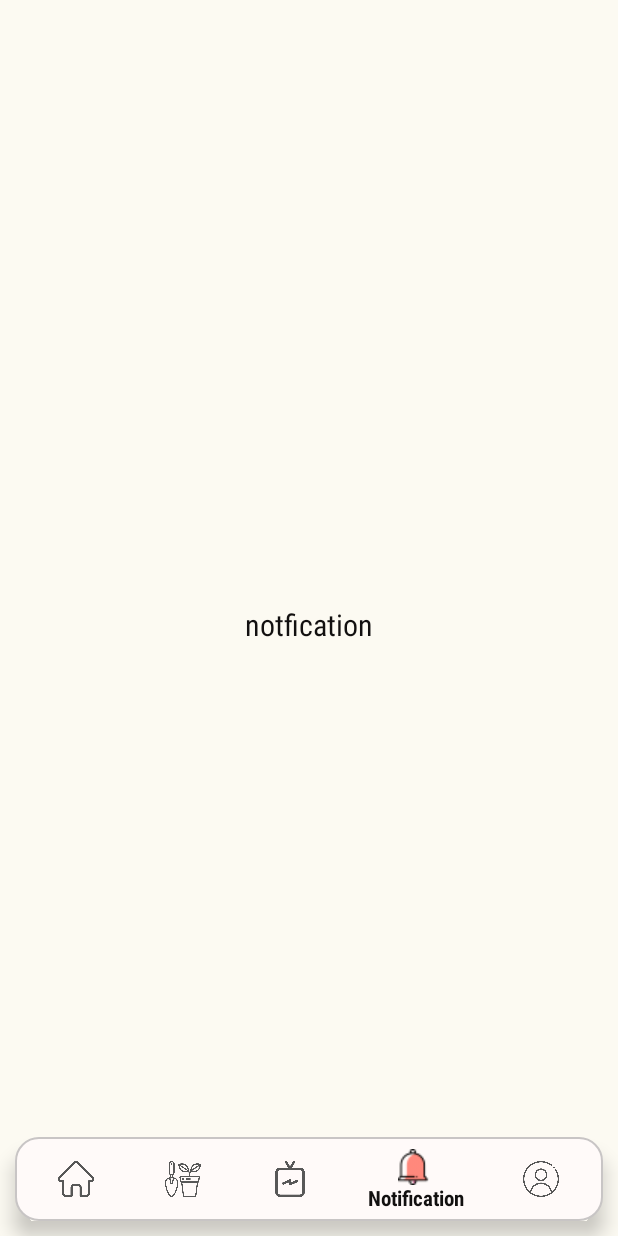
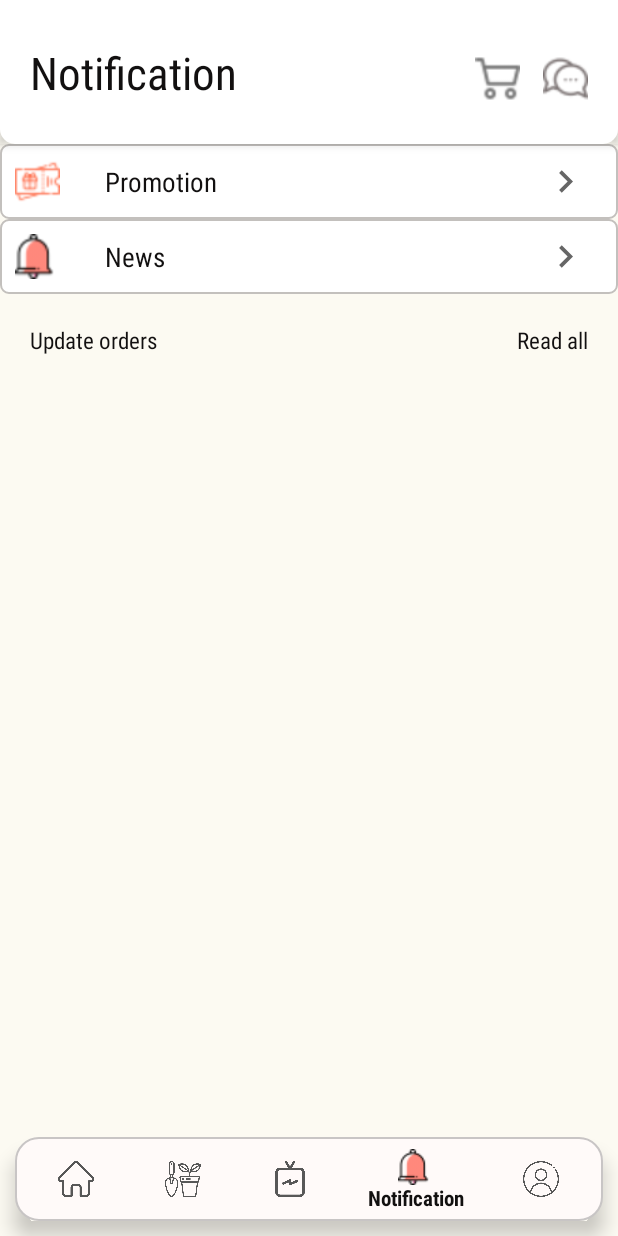
Before and after one commit to ntmk202/Wild-Florist, an Android app: the NotificationsFragment screen opened through its navigation route, on a phone screen of 412 x 824 dp. Run offline under Robolectric (Android 15) with nearby library versions, the phone set to English and light mode, and no system bars; our stand-ins replace navigation-ui; Roboto replaces fonts that are not available here.

Commit message:
initial commit

```diff
--- a/app/src/main/res/layout/fragment_garden.xml
+++ b/app/src/main/res/layout/fragment_garden.xml
@@ -49,7 +49,7 @@
                 android:id="@+id/imgCart"
                 android:layout_width="30dp"
                 android:layout_height="30dp"
-                android:layout_marginEnd="10dp"
+                android:layout_marginEnd="15dp"
                 android:layout_marginTop="8dp"
                 android:contentDescription="@string/todo"
                 android:src="@drawable/cart"
--- a/app/src/main/res/layout/fragment_live.xml
+++ b/app/src/main/res/layout/fragment_live.xml
@@ -47,7 +47,7 @@
                 android:id="@+id/imgAdd"
                 android:layout_width="30dp"
                 android:layout_height="30dp"
-                android:layout_marginEnd="10dp"
+                android:layout_marginEnd="15dp"
                 android:layout_marginTop="8dp"
                 android:contentDescription="@string/todo"
                 android:src="@drawable/add_shape"
@@ -59,7 +59,7 @@
                 android:id="@+id/imgCart"
                 android:layout_width="30dp"
                 android:layout_height="30dp"
-                android:layout_marginEnd="10dp"
+                android:layout_marginEnd="15dp"
                 android:layout_marginTop="8dp"
                 android:contentDescription="@string/todo"
                 android:src="@drawable/cart"
--- a/app/src/main/res/layout/fragment_notifications.xml
+++ b/app/src/main/res/layout/fragment_notifications.xml
@@ -6,18 +6,165 @@
     android:layout_height="match_parent"
     tools:context=".ui.notifications.NotificationsFragment">
 
-    <TextView
-        android:id="@+id/text_notifications"
+    <com.google.android.material.appbar.AppBarLayout
+        android:id="@+id/actionBar"
         android:layout_width="match_parent"
         android:layout_height="wrap_content"
-        android:layout_marginStart="8dp"
-        android:layout_marginTop="8dp"
-        android:layout_marginEnd="8dp"
-        android:textAlignment="center"
-        android:textSize="20sp"
-        android:text="notfication"
-        app:layout_constraintBottom_toBottomOf="parent"
+        android:background="@drawable/shape_bar1"
+        app:layout_constraintStart_toStartOf="parent"
+        app:layout_constraintEnd_toEndOf="parent"
+        app:layout_constraintTop_toTopOf="parent">
+
+        <androidx.constraintlayout.widget.ConstraintLayout
+            android:layout_width="match_parent"
+            android:layout_height="match_parent"
+            android:paddingTop="20dp"
+            android:paddingBottom="20dp">
+
+            <androidx.appcompat.widget.Toolbar
+                android:layout_width="match_parent"
+                android:layout_height="wrap_content"
+                android:background="@drawable/shape_bar1"
+                android:theme="?actionBarTheme"
+                android:gravity="center_vertical"
+                app:layout_constraintStart_toStartOf="parent"
+                app:layout_constraintEnd_toEndOf="parent"
+                app:layout_constraintTop_toTopOf="parent"/>
+
+
+            <TextView
+                android:id="@+id/txtSearch"
+                android:layout_width="wrap_content"
+                android:layout_height="match_parent"
+                android:layout_marginStart="20dp"
+                android:gravity="center_vertical"
+                android:text="@string/title_notification"
+                android:textSize="30sp"
+                app:layout_constraintStart_toStartOf="parent"
+                app:layout_constraintTop_toTopOf="parent"
+                app:layout_constraintBottom_toBottomOf="parent"/>
+
+            <ImageView
+                android:id="@+id/imgCart"
+                android:layout_width="30dp"
+                android:layout_height="30dp"
+                android:layout_marginEnd="15dp"
+                android:layout_marginTop="8dp"
+                android:contentDescription="@string/todo"
+                android:src="@drawable/cart"
+                app:layout_constraintEnd_toStartOf="@+id/imgChat"
+                app:layout_constraintTop_toTopOf="parent"
+                app:layout_constraintBottom_toBottomOf="parent"/>
+
+            <ImageView
+                android:id="@+id/imgChat"
+                android:layout_width="30dp"
+                android:layout_height="30dp"
+                android:layout_marginTop="8dp"
+                android:layout_marginEnd="20dp"
+                android:contentDescription="@string/todo"
+                android:src="@drawable/comment"
+                app:layout_constraintEnd_toEndOf="parent"
+                app:layout_constraintTop_toTopOf="parent"
+                app:layout_constraintBottom_toBottomOf="parent" />
+        </androidx.constraintlayout.widget.ConstraintLayout>
+    </com.google.android.material.appbar.AppBarLayout>
+
+    <RelativeLayout
+        android:id="@+id/rlVoucher"
+        android:layout_width="match_parent"
+        android:layout_height="50dp"
+        android:background="@drawable/shape_list_profile"
         app:layout_constraintEnd_toEndOf="parent"
         app:layout_constraintStart_toStartOf="parent"
-        app:layout_constraintTop_toTopOf="parent" />
+        app:layout_constraintTop_toBottomOf="@+id/actionBar">
+
+        <ImageView
+            android:id="@+id/iconVocher"
+            android:layout_width="40dp"
+            android:layout_height="match_parent"
+            android:layout_marginStart="10dp"
+            android:layout_marginEnd="20dp"
+            android:paddingEnd="10dp"
+            android:src="@drawable/voucher" />
+
+        <TextView
+            android:id="@+id/tvVocher"
+            android:layout_width="wrap_content"
+            android:layout_height="match_parent"
+            android:layout_toEndOf="@+id/iconVocher"
+            android:fontFamily="sans-serif-condensed"
+            android:gravity="center_vertical"
+            android:text="Promotion"
+            android:textSize="18sp" />
+
+        <ImageView
+            android:layout_width="50dp"
+            android:layout_height="match_parent"
+            android:layout_alignParentEnd="true"
+            android:layout_marginEnd="10dp"
+            android:padding="10dp"
+            android:src="@drawable/ic_baseline_keyboard_arrow_right_24" />
+
+    </RelativeLayout>
+    <RelativeLayout
+        android:id="@+id/rlNews"
+        android:layout_width="match_parent"
+        android:layout_height="50dp"
+        android:background="@drawable/shape_list_profile"
+        app:layout_constraintEnd_toEndOf="parent"
+        app:layout_constraintStart_toStartOf="parent"
+        app:layout_constraintTop_toBottomOf="@+id/rlVoucher">
+
+        <ImageView
+            android:id="@+id/iconNews"
+            android:layout_width="40dp"
+            android:layout_height="match_parent"
+            android:layout_marginStart="10dp"
+            android:layout_marginEnd="20dp"
+            android:paddingEnd="10dp"
+            android:src="@drawable/notification" />
+
+        <TextView
+            android:id="@+id/tvNews"
+            android:layout_width="wrap_content"
+            android:layout_height="match_parent"
+            android:layout_toEndOf="@+id/iconNews"
+            android:fontFamily="sans-serif-condensed"
+            android:gravity="center_vertical"
+            android:text="News"
+            android:textSize="18sp" />
+
+        <ImageView
+            android:layout_width="50dp"
+            android:layout_height="match_parent"
+            android:layout_alignParentEnd="true"
+            android:layout_marginEnd="10dp"
+            android:padding="10dp"
+            android:src="@drawable/ic_baseline_keyboard_arrow_right_24" />
+
+    </RelativeLayout>
+
+    <TextView
+        android:layout_width="wrap_content"
+        android:layout_height="wrap_content"
+        android:text="Update orders"
+        android:textSize="15sp"
+        android:layout_marginTop="10dp"
+        android:layout_marginStart="10dp"
+        android:padding="10dp"
+        app:layout_constraintStart_toStartOf="parent"
+        app:layout_constraintTop_toBottomOf="@+id/rlNews" />
+
+    <TextView
+        android:layout_width="wrap_content"
+        android:layout_height="wrap_content"
+        android:text="Read all"
+        android:textSize="15sp"
+        android:layout_marginTop="10dp"
+        android:layout_marginEnd="10dp"
+        android:padding="10dp"
+        app:layout_constraintEnd_toEndOf="parent"
+        app:layout_constraintTop_toBottomOf="@+id/rlNews" />
+
 </androidx.constraintlayout.widget.ConstraintLayout>
--- a/app/src/main/res/layout/fragment_profile.xml
+++ b/app/src/main/res/layout/fragment_profile.xml
@@ -74,7 +74,7 @@
                 android:id="@+id/imgCart"
                 android:layout_width="30dp"
                 android:layout_height="30dp"
-                android:layout_marginEnd="10dp"
+                android:layout_marginEnd="15dp"
                 android:layout_marginTop="8dp"
                 android:contentDescription="@string/todo"
                 android:src="@drawable/cart"
--- a/app/src/main/res/layout/z_list_acc_view.xml
+++ b/app/src/main/res/layout/z_list_acc_view.xml
@@ -21,7 +21,7 @@
             android:src="@drawable/voucher" />
 
         <TextView
-            android:id="@+id/txtView_list"
+            android:id="@+id/tvList_acc"
             android:layout_width="wrap_content"
             android:layout_height="match_parent"
             android:layout_toEndOf="@+id/iconTag"
@@ -34,9 +34,8 @@
             android:layout_width="50dp"
             android:layout_height="match_parent"
             android:layout_alignParentEnd="true"
-            android:layout_marginStart="200dp"
+            android:padding="10dp"
             android:layout_marginEnd="10dp"
-            android:layout_toEndOf="@+id/txtView_list"
             android:src="@drawable/ic_baseline_keyboard_arrow_right_24" />
 
     </RelativeLayout>
```
